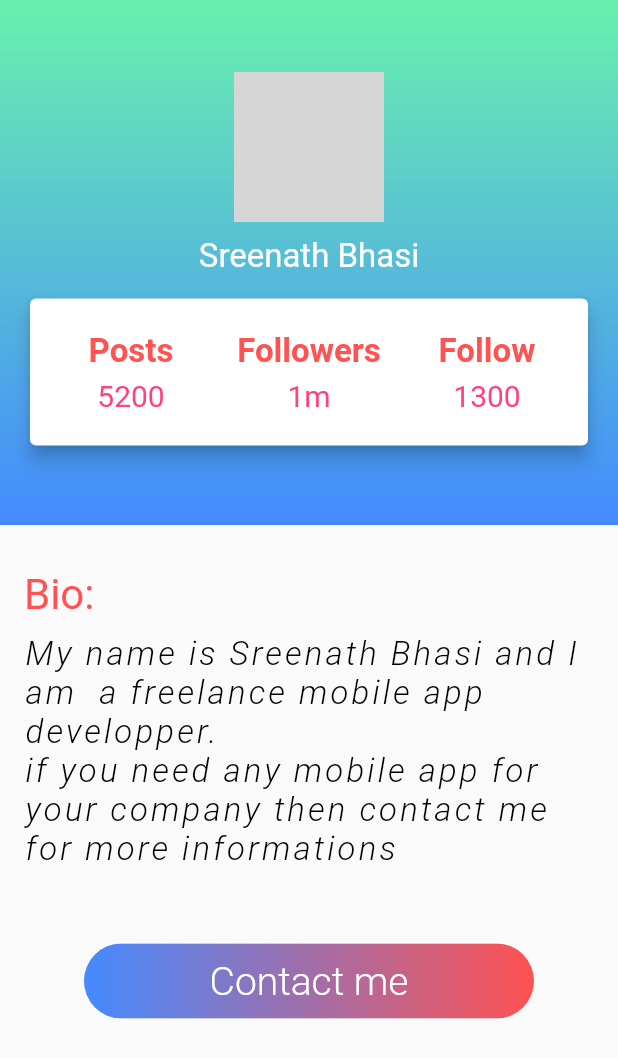
After one commit to aruntr369/sample_flupro_lum, a Flutter app: the ProfileApp screen opened directly, on a phone screen of 412 x 824 dp. The commit adds this screen. Shown: the top 1058 px of the screen. Run offline on Flutter 3.47's test engine with Material 2 defaults, Android fonts, the phone set to English and light mode, and no system bars; our stand-ins replace carousel_slider, flutter_staggered_animations, simple_animations, splashscreen; missing offline and left inert: spring; network calls fail; grey boxes are pictures that could not be loaded.

Commit message:
ui 1 update, ui2 add

```diff
--- a/lib/task/ui1.dart
+++ b/lib/task/ui1.dart
@@ -8,57 +8,6 @@ void main() {
 class MyApp extends StatelessWidget {
   MyApp({Key? key}) : super(key: key);
 
-  List<Map> detailsChat = [
-        {
-          "name": "Kddd dddd",
-          "message": "Good Mor",
-          "photo":
-              "https://images.ctfassets.net/hrltx12pl8hq/2fBQ2ReliSGPkXt2ohYcpi/1958e636f2057d577480e1fa0094e3c2/people-shutterstock_316507238.jpg",
-          "day": "Today",
-        },
-        {
-          "name": "Lsss Adwww",
-          "message": "Good Noon",
-          "photo":
-              "https://images.ctfassets.net/hrltx12pl8hq/2fBQ2ReliSGPkXt2ohYcpi/1958e636f2057d577480e1fa0094e3c2/people-shutterstock_316507238.jpg",
-          "day": "YesterDay"
-        },
-        {
-          "name": "Lifff Jddww",
-          "message": "Haiii",
-          "photo":
-              "https://images.ctfassets.net/hrltx12pl8hq/2fBQ2ReliSGPkXt2ohYcpi/1958e636f2057d577480e1fa0094e3c2/people-shutterstock_316507238.jpg",
-          "day": "Monday"
-        },
-        {
-          "name": "Lmmm Ohhhh",
-          "message": "Good Night",
-          "photo":
-              "https://images.ctfassets.net/hrltx12pl8hq/2fBQ2ReliSGPkXt2ohYcpi/1958e636f2057d577480e1fa0094e3c2/people-shutterstock_316507238.jpg",
-          "day": "SunDay"
-        },
-        {
-          "name": "Phhjj Wdff",
-          "message": "Hello",
-          "photo":
-              "https://images.ctfassets.net/hrltx12pl8hq/2fBQ2ReliSGPkXt2ohYcpi/1958e636f2057d577480e1fa0094e3c2/people-shutterstock_316507238.jpg",
-          "day": "Today"
-        },
-        {
-          "name": "Ossss Wgggg",
-          "message": "HRU ?",
-          "photo":
-              "https://images.ctfassets.net/hrltx12pl8hq/2fBQ2ReliSGPkXt2ohYcpi/1958e636f2057d577480e1fa0094e3c2/people-shutterstock_316507238.jpg",
-          "day": "Today"
-        },
-        {
-          "name": "Paaaa Qjjj",
-          "message": "lololo",
-          "photo":
-              "https://images.ctfassets.net/hrltx12pl8hq/2fBQ2ReliSGPkXt2ohYcpi/1958e636f2057d577480e1fa0094e3c2/people-shutterstock_316507238.jpg",
-          "day": "Today"
-        },
-  ];
   List<String> images = [
     "https://images.ctfassets.net/hrltx12pl8hq/2fBQ2ReliSGPkXt2ohYcpi/1958e636f2057d577480e1fa0094e3c2/people-shutterstock_316507238.jpg",
     "https://api.time.com/wp-content/uploads/2017/12/joey-degrandis-hsam-memory.jpg?quality=85&w=800",
--- /dev/null
+++ b/lib/task/ui2.dart
@@ -0,0 +1,210 @@
+import 'package:flutter/material.dart';
+
+void main() => runApp(MaterialApp(
+  debugShowCheckedModeBanner: false,
+  home:ProfileApp(),
+));
+
+class ProfileApp extends StatelessWidget {
+  @override
+  Widget build(BuildContext context) {
+    return Scaffold(
+      body: Column(
+        children: <Widget>[
+          Container(
+              decoration: BoxDecoration(
+                  gradient: LinearGradient(
+                      begin: Alignment.topCenter,
+                      end: Alignment.bottomCenter,
+                      colors: [Colors.greenAccent, Colors.blueAccent]
+                  )
+              ),
+              child: Container(
+                width: double.infinity,
+                height: 350.0,
+                child: Center(
+                  child: Column(
+                    crossAxisAlignment: CrossAxisAlignment.center,
+                    mainAxisAlignment: MainAxisAlignment.center,
+                    children: <Widget>[
+                      CircleAvatar(
+                        backgroundImage: NetworkImage(
+                          "https://p16.resso.me/img/tos-alisg-i-0000/693866b2b4cb4e5c907400b86beacb1c~c5_500x500.jpg",
+                        ),
+                        radius: 50.0,
+                      ),
+                      SizedBox(
+                        height: 10.0,
+                      ),
+                      Text(
+                        "Sreenath Bhasi",
+                        style: TextStyle(
+                          fontSize: 22.0,
+                          color: Colors.white,
+                        ),
+                      ),
+                      SizedBox(
+                        height: 10.0,
+                      ),
+                      Card(
+                        margin: EdgeInsets.symmetric(horizontal: 20.0,vertical: 5.0),
+                        clipBehavior: Clip.antiAlias,
+                        color: Colors.white,
+                        elevation: 5.0,
+                        child: Padding(
+                          padding: const EdgeInsets.symmetric(horizontal: 8.0,vertical: 22.0),
+                          child: Row(
+                            children: <Widget>[
+                              Expanded(
+                                child: Column(
+
+                                  children: <Widget>[
+                                    Text(
+                                      "Posts",
+                                      style: TextStyle(
+                                        color: Colors.redAccent,
+                                        fontSize: 22.0,
+                                        fontWeight: FontWeight.bold,
+                                      ),
+                                    ),
+                                    SizedBox(
+                                      height: 5.0,
+                                    ),
+                                    Text(
+                                      "5200",
+                                      style: TextStyle(
+                                        fontSize: 20.0,
+                                        color: Colors.pinkAccent,
+                                      ),
+                                    )
+                                  ],
+                                ),
+                              ),
+                              Expanded(
+                                child: Column(
+
+                                  children: <Widget>[
+                                    Text(
+                                      "Followers",
+                                      style: TextStyle(
+                                        color: Colors.redAccent,
+                                        fontSize: 22.0,
+                                        fontWeight: FontWeight.bold,
+                                      ),
+                                    ),
+                                    SizedBox(
+                                      height: 5.0,
+                                    ),
+                                    Text(
+                                      "1m",
+                                      style: TextStyle(
+                                        fontSize: 20.0,
+                                        color: Colors.pinkAccent,
+                                      ),
+                                    )
+                                  ],
+                                ),
+                              ),
+                              Expanded(
+                                child: Column(
+
+                                  children: <Widget>[
+                                    Text(
+                                      "Follow",
+                                      style: TextStyle(
+                                        color: Colors.redAccent,
+                                        fontSize: 22.0,
+                                        fontWeight: FontWeight.bold,
+                                      ),
+                                    ),
+                                    SizedBox(
+                                      height: 5.0,
+                                    ),
+                                    Text(
+                                      "1300",
+                                      style: TextStyle(
+                                        fontSize: 20.0,
+                                        color: Colors.pinkAccent,
+                                      ),
+                                    )
+                                  ],
+                                ),
+                              ),
+                            ],
+                          ),
+                        ),
+                      )
+                    ],
+                  ),
+                ),
+              )
+          ),
+          Container(
+            child: Padding(
+              padding: const EdgeInsets.symmetric(vertical: 30.0,horizontal: 16.0),
+              child: Column(
+                mainAxisAlignment: MainAxisAlignment.center,
+                crossAxisAlignment: CrossAxisAlignment.start,
+                children: <Widget>[
+                  Text(
+                    "Bio:",
+                    style: TextStyle(
+                        color: Colors.redAccent,
+                        fontStyle: FontStyle.normal,
+                        fontSize: 28.0
+                    ),
+                  ),
+                  SizedBox(
+                    height: 10.0,
+                  ),
+                  Text('My name is Sreenath Bhasi and I am  a freelance mobile app developper.\n'
+                      'if you need any mobile app for your company then contact me for more informations',
+                    style: TextStyle(
+                      fontSize: 22.0,
+                      fontStyle: FontStyle.italic,
+                      fontWeight: FontWeight.w300,
+                      color: Colors.black,
+                      letterSpacing: 2.0,
+                    ),
+                  ),
+                ],
+              ),
+            ),
+          ),
+          SizedBox(
+            height: 20.0,
+          ),
+          Container(
+            width: 300.00,
+
+            child: RaisedButton(
+                onPressed: (){},
+                shape: RoundedRectangleBorder(
+                    borderRadius: BorderRadius.circular(80.0)
+                ),
+                elevation: 0.0,
+                padding: EdgeInsets.all(0.0),
+                child: Ink(
+                  decoration: BoxDecoration(
+                    gradient: LinearGradient(
+                        begin: Alignment.centerRight,
+                        end: Alignment.centerLeft,
+                        colors: [Colors.redAccent,Colors.blueAccent]
+                    ),
+                    borderRadius: BorderRadius.circular(30.0),
+                  ),
+                  child: Container(
+                    constraints: BoxConstraints(maxWidth: 300.0, minHeight: 50.0),
+                    alignment: Alignment.center,
+                    child: Text("Contact me",
+                      style: TextStyle(color: Colors.white, fontSize: 26.0, fontWeight:FontWeight.w300),
+                    ),
+                  ),
+                )
+            ),
+          ),
+        ],
+      ),
+    );
+  }
+}
--- a/pubspec.yaml
+++ b/pubspec.yaml
@@ -31,6 +31,10 @@ dependencies:
     sdk: flutter
   splashscreen: ^1.3.5
   carousel_slider: ^4.1.1
+  simple_animations:
+  animations:
+  flutter_staggered_animations: ^1.0.0
+  spring: ^2.0.2
 
 
   # The following adds the Cupertino Icons font to your application.
```
Also changed, not shown: lib/animationEx/simpleAnimation.dart (added, +33 -0 lines), lib/animationEx/springAnimation.dart (added, +44 -0 lines), lib/animationEx/staggeredAnimation.dart (added, +42 -0 lines), lib/MediaQueryEx.dart (added), pubspec.lock.
